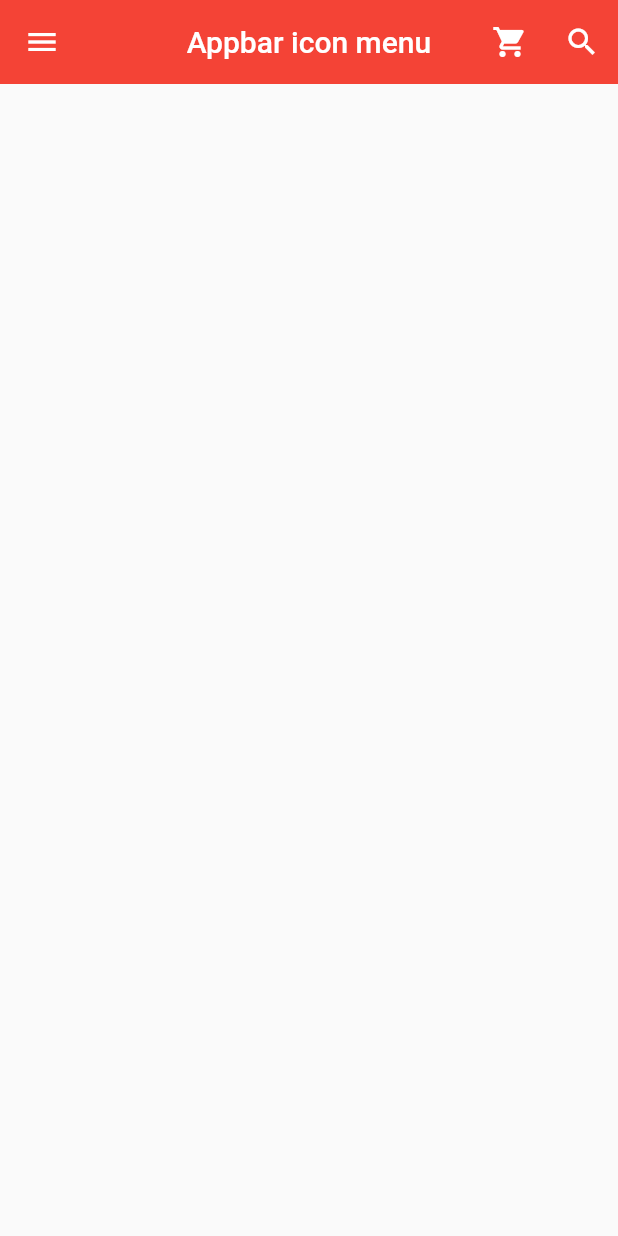
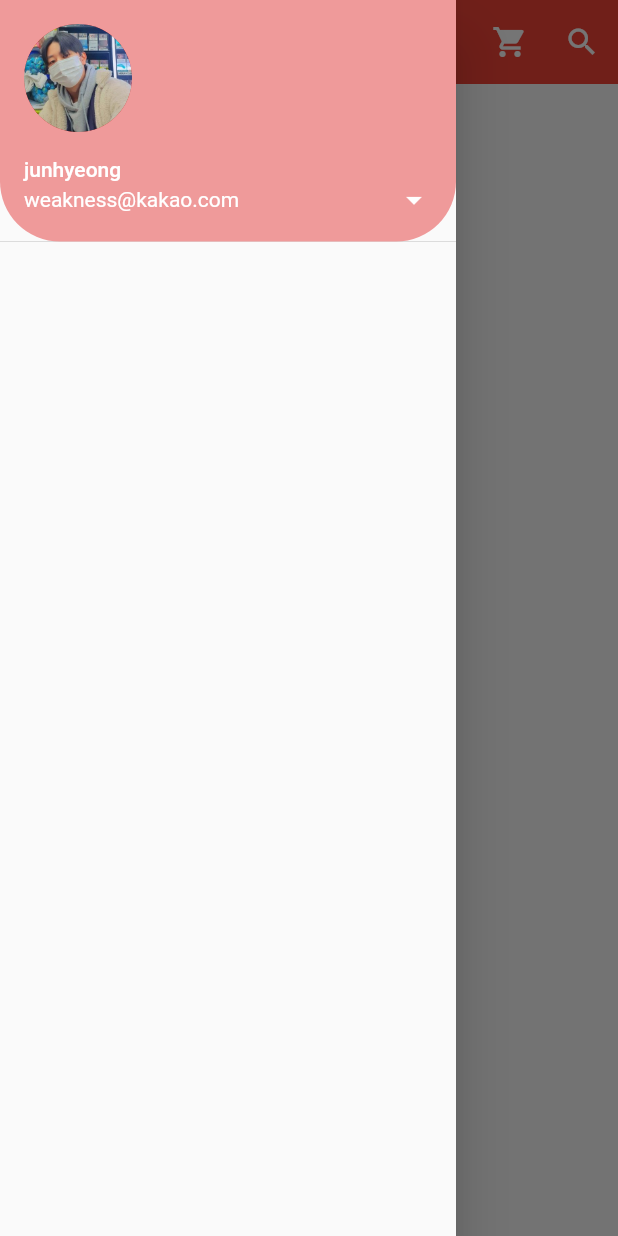
Before and after one commit to with-developer/Weather-provide-App, a Flutter app: the screen it shows after launch, with the side drawer open (before the commit the screen has no drawer), on a phone screen of 412 x 824 dp. Run offline on Flutter 3.47's test engine with Material 2 defaults, Android fonts, the phone set to English and light mode, and no system bars.

Commit message:
Update main.dart

```diff
--- a/flutter_study/flutter_application/lib/main.dart
+++ b/flutter_study/flutter_application/lib/main.dart
@@ -25,11 +25,6 @@ class MyPage extends StatelessWidget {
         title: Text('Appbar icon menu'),
         centerTitle: true,
         elevation: 0.0,
-        leading: IconButton(
-            onPressed: () {
-              print('menu button is clicked');
-            },
-            icon: Icon(Icons.menu)),
         actions: [
           IconButton(
               onPressed: () {
@@ -43,6 +38,28 @@ class MyPage extends StatelessWidget {
               icon: Icon(Icons.search)),
         ],
       ),
+      drawer: Drawer(
+        child: ListView(
+          padding: EdgeInsets.zero,
+          children: [
+            UserAccountsDrawerHeader(
+              currentAccountPicture: CircleAvatar(
+                backgroundImage: AssetImage('assets/image.jpeg'),
+              ),
+              accountEmail: Text('weakness@kakao.com'),
+              accountName: Text('junhyeong'),
+              onDetailsPressed: () {
+                print('detail button is clicked');
+              },
+              decoration: BoxDecoration(
+                  color: Colors.red[200],
+                  borderRadius: BorderRadius.only(
+                      bottomLeft: Radius.circular(40.0),
+                      bottomRight: Radius.circular(40.0))),
+            )
+          ],
+        ),
+      ),
     );
   }
 }
```
